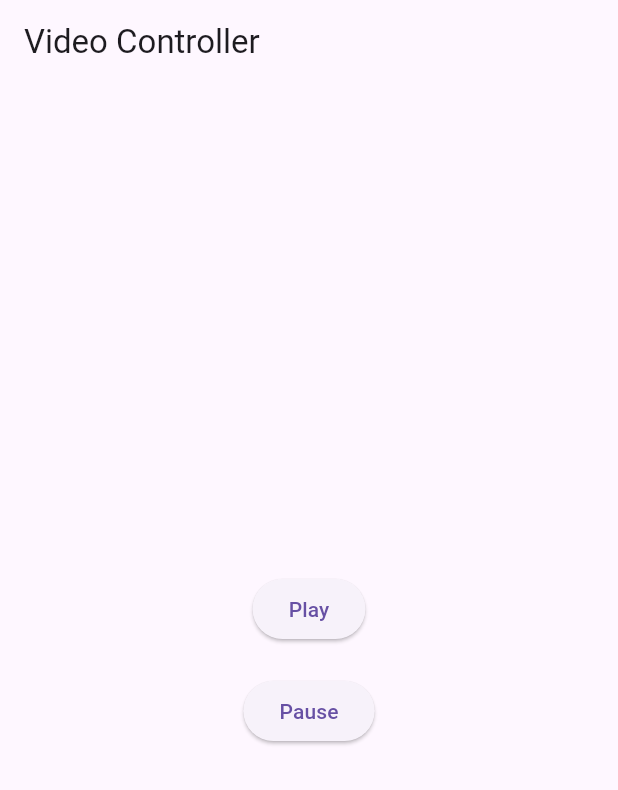
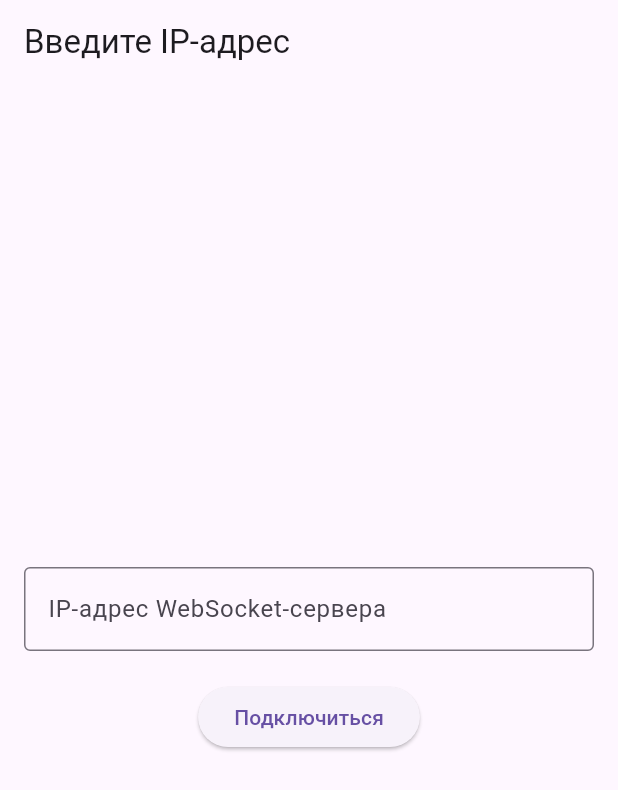
Before and after one commit to Pr1t3/VideoControllerApp, a Flutter app: the screen it shows after launch, on a phone screen of 412 x 824 dp. Shown: the top 790 px of the screen. Run offline on Flutter 3.47's test engine with Material 3 defaults, Android fonts, the phone set to English and light mode, and no system bars.

Commit message:
feat: add custom ip address for web socket

```diff
--- a/lib/main.dart
+++ b/lib/main.dart
@@ -14,30 +14,111 @@ class MyApp extends StatelessWidget {
       theme: ThemeData(
         primarySwatch: Colors.blue,
       ),
-      home: VideoControlPage(),
+      home: IPInputPage(),
     );
   }
 }
 
+// Экран для ввода IP-адреса
+class IPInputPage extends StatefulWidget {
+  @override
+  _IPInputPageState createState() => _IPInputPageState();
+}
+
+class _IPInputPageState extends State<IPInputPage> {
+  TextEditingController _ipController = TextEditingController();
+
+  @override
+  Widget build(BuildContext context) {
+    return Scaffold(
+      appBar: AppBar(
+        title: Text('Введите IP-адрес'),
+      ),
+      body: Padding(
+        padding: const EdgeInsets.all(16.0),
+        child: Column(
+          mainAxisAlignment: MainAxisAlignment.center,
+          children: <Widget>[
+            TextField(
+              controller: _ipController,
+              decoration: InputDecoration(
+                labelText: 'IP-адрес WebSocket-сервера',
+                border: OutlineInputBorder(),
+              ),
+              keyboardType: TextInputType.number,
+            ),
+            SizedBox(height: 20),
+            ElevatedButton(
+              onPressed: () {
+                // Переходим к следующей странице и передаем IP-адрес
+                String ipAddress = _ipController.text.trim();
+                if (ipAddress.isNotEmpty) {
+                  Navigator.push(
+                    context,
+                    MaterialPageRoute(
+                      builder: (context) => VideoControlPage(ipAddress: ipAddress),
+                    ),
+                  );
+                } else {
+                  // Показать ошибку если поле пустое
+                  ScaffoldMessenger.of(context).showSnackBar(
+                    SnackBar(content: Text('Введите корректный IP-адрес')),
+                  );
+                }
+              },
+              child: Text('Подключиться'),
+            ),
+          ],
+        ),
+      ),
+    );
+  }
+}
+
+// Основной экран управления видео
 class VideoControlPage extends StatefulWidget {
+  final String ipAddress;
+
+  VideoControlPage({required this.ipAddress});
+
   @override
   _VideoControlPageState createState() => _VideoControlPageState();
 }
 
 class _VideoControlPageState extends State<VideoControlPage> {
-  // Подключаемся к WebSocket серверу
-  final WebSocketChannel channel = WebSocketChannel.connect(
-    Uri.parse('ws://localhost:8080'), // Адрес вашего WebSocket-сервера
-  );
+  WebSocketChannel? channel;
+
+  @override
+  void initState() {
+    super.initState();
+    // Подключаемся к WebSocket серверу по введенному IP-адресу
+    connectToServer(widget.ipAddress);
+  }
+
+  void connectToServer(String ipAddress) {
+    try {
+      final uri = 'ws://$ipAddress:8080';
+      channel = WebSocketChannel.connect(
+        Uri.parse(uri),
+      );
+      print('Подключение к WebSocket серверу по адресу $uri');
+    } catch (e) {
+      print('Ошибка подключения к WebSocket: $e');
+    }
+  }
 
   void sendCommand(String command) {
-    // Отправляем команду на сервер
-    channel.sink.add(command);
+    if (channel != null) {
+      // Отправляем команду на сервер
+      channel!.sink.add(command);
+    } else {
+      print('Ошибка: канал WebSocket не подключен');
+    }
   }
 
   @override
   void dispose() {
-    channel.sink.close(status.goingAway);
+    channel?.sink.close(status.goingAway);
     super.dispose();
   }
 
```
